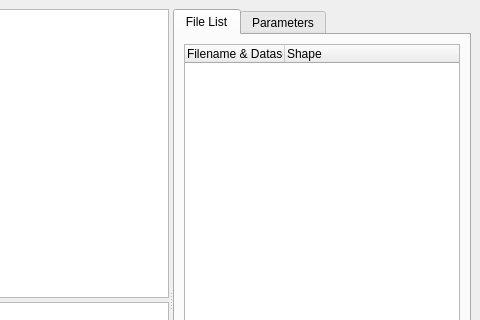
First picture: the form in image_viewer/layout.ui, repository lixx11/tools, before the edit; both pictures show x 389 to 869 and y 0 to 320 of the 869 by 622 pixel window.
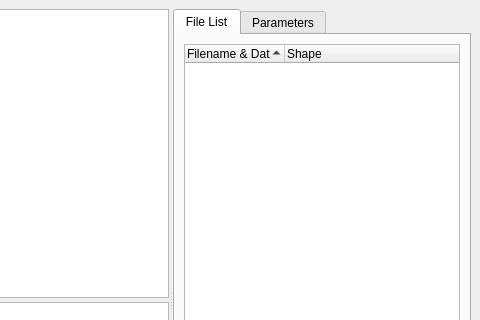
Second picture: the form after the edit. Custom widgets are drawn as their Qt base class.

Commit message: enable sort for file list

```diff
--- a/image_viewer/layout.ui
+++ b/image_viewer/layout.ui
@@ -98,6 +98,9 @@
              <property name="selectionBehavior">
               <enum>QAbstractItemView::SelectItems</enum>
              </property>
+             <property name="sortingEnabled">
+              <bool>true</bool>
+             </property>
              <column>
               <property name="text">
                <string notr="true">Filename &amp; Dataset</string>
```
Left out of the diff: 5 changed lines with no effect on the pictures.
